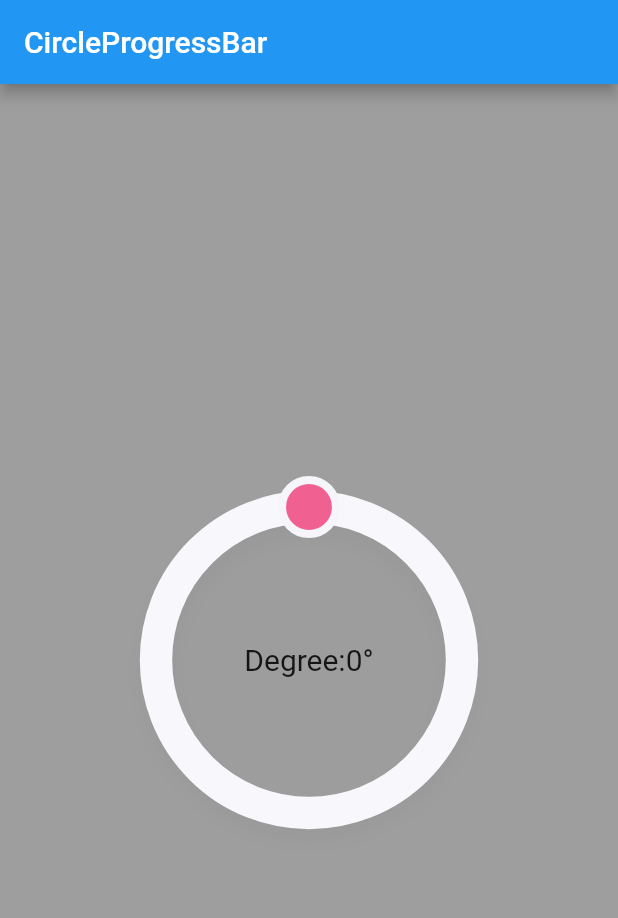
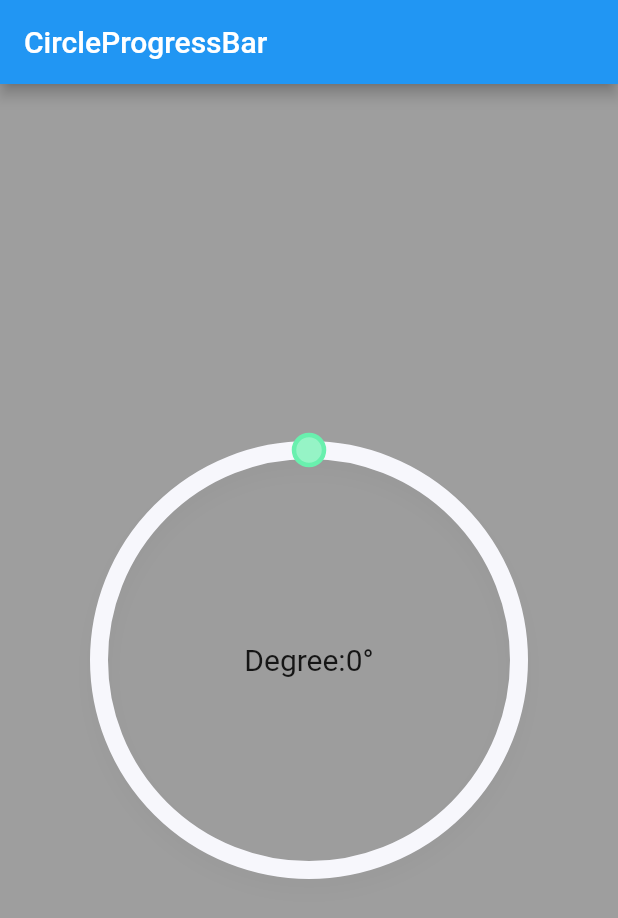
Before and after one commit to FlutterDev88/Awesome-DesignPage-Using-Flutter, a Flutter app: the ProgressBarPage screen opened directly, on a phone screen of 412 x 824 dp. Shown: the top 918 px of the screen. Run offline on Flutter 3.47's test engine with Material 2 defaults, Android fonts, the phone set to English and light mode, and no system bars; our stand-ins replace flutter_swiper, local_auth; missing offline and left inert: flutter_lock_screen.

Commit message:
images added

```diff
--- a/lib/circle_progress_bar_page.dart
+++ b/lib/circle_progress_bar_page.dart
@@ -24,10 +24,11 @@ class ProgressBarState extends State<ProgressBarPage> {
             style: TextStyle(fontSize: 20.0),
           ),
           CircleProgressBar(
-            radius: 120.0,
-            dotColor: Colors.pink,
-            dotRadius: 18.0,
+            radius: 150.0,
+            dotColor: Colors.greenAccent,
+            dotRadius: 10.0,
             shadowWidth: 2.0,
+            dotEdgeColor: Colors.greenAccent,
             progress: 0.0,
             progressChanged: (value) {
               setState(() {
--- a/lib/home_page.dart
+++ b/lib/home_page.dart
@@ -136,7 +136,7 @@ class HomePage extends StatelessWidget {
                 ),
               );
             },
-            "OTP Login Page",
+            "Circle Progress Bar",
           )
         ],
       ),
```
Also changed, not shown: appimage/circle_progressbar.gif (added), appimage/otp_login.png (added).
